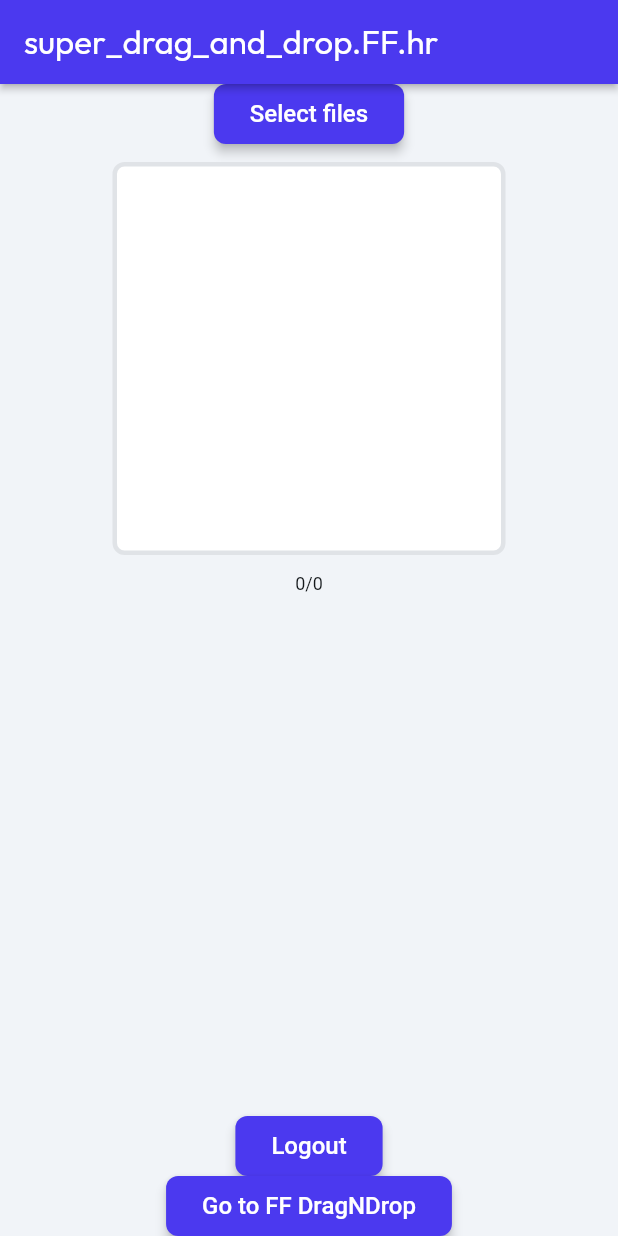
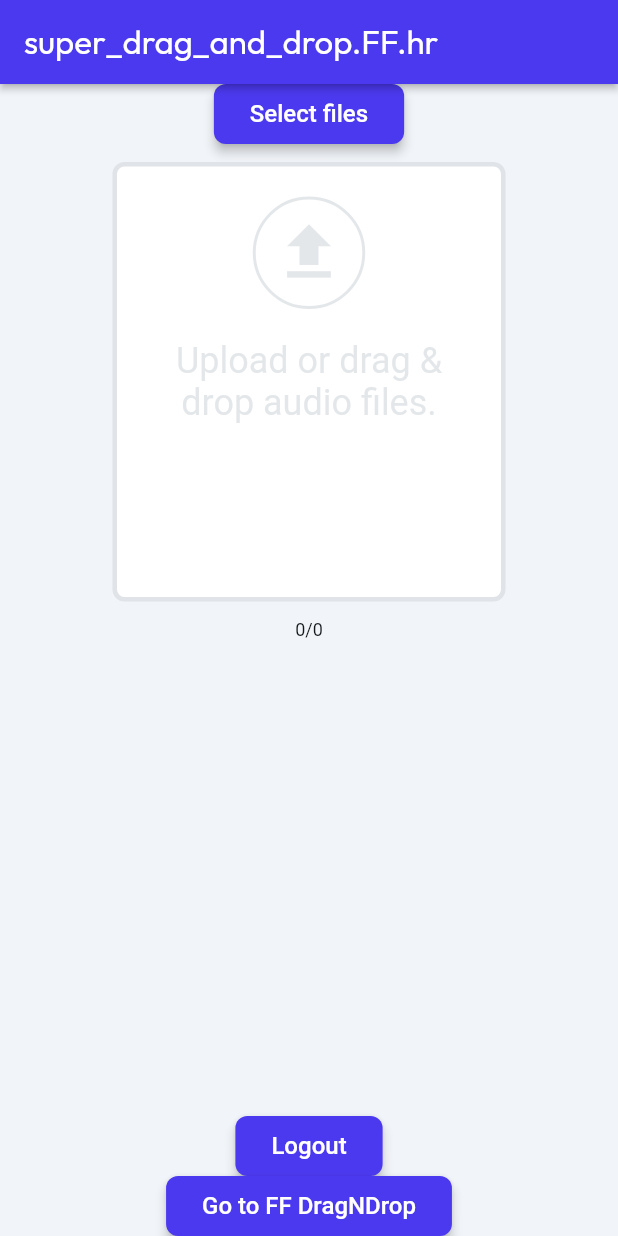
Before and after one commit to stepanic/mp-ff-super_drag_and_drop, a Flutter app: the screen it shows once a user with an empty profile is signed in, on a phone screen of 412 x 824 dp. Run offline on Flutter 3.47's test engine with Material 3 defaults, Android fonts, the phone set to English and light mode, and no system bars; drawn by our look-alikes of auto_size_text; our stand-ins replace assets_audio_player, cloud_firestore, file_picker, firebase_auth, firebase_core, firebase_storage and 13 more; missing offline and left inert: json_path, mime_type; accounts and stored records are empty; Roboto replaces fonts that are missing (Readex Pro).

Commit message:
Updating to latest FlutterFlow output.

```diff
--- a/lib/pages/home_page/home_page_widget.dart
+++ b/lib/pages/home_page/home_page_widget.dart
@@ -76,7 +76,8 @@ class _HomePageWidgetState extends State<HomePageWidget> {
                   updateCallback: () => setState(() {}),
                   child: const SelectFilesWidget(),
                 ),
-                Align(
+                Flexible(
+                  child: Align(
                     alignment: const AlignmentDirectional(0.0, 0.0),
                     child: Padding(
                       padding:
@@ -96,14 +97,39 @@ class _HomePageWidgetState extends State<HomePageWidget> {
                         ),
                         child: SizedBox(
                           width: 256.0,
+                          child: Stack(
+                            children: [
+                              Align(
+                                alignment: const AlignmentDirectional(0.0, 0.0),
+                                child: Padding(
+                                  padding: const EdgeInsetsDirectional.fromSTEB(
+                                      20.0, 0.0, 20.0, 0.0),
+                                  child: Text(
+                                    'Upload or drag & drop audio files.',
+                                    textAlign: TextAlign.center,
+                                    style: FlutterFlowTheme.of(context)
+                                        .bodyMedium
+                                        .override(
+                                          fontFamily: 'Readex Pro',
+                                          color: const Color(0x4095A1AC),
+                                          fontSize: 24.0,
+                                          letterSpacing: 0.0,
+                                          fontWeight: FontWeight.normal,
+                                        ),
+                                  ),
+                                ),
+                              ),
+                              SizedBox(
+                                width: 256.0,
                                 height: 256.0,
                                 child: custom_widgets.SuperDragAndDrop(
                                   width: 256.0,
                                   height: 256.0,
-                          onFileRead:
-                              (selectedFilePath, selectedFileBytes) async {
+                                  onFileRead: (selectedFilePath,
+                                      selectedFileBytes) async {
                                     // upload local file to Storage and create Document in Firestore
-                            await action_blocks.createLocalFileOnFirebase(
+                                    await action_blocks
+                                        .createLocalFileOnFirebase(
                                       context,
                                       localFilePath: selectedFilePath,
                                       localFileBytes: selectedFileBytes,
@@ -115,7 +141,8 @@ class _HomePageWidgetState extends State<HomePageWidget> {
                                   },
                                   onFilesDrop: (howManySelectedFiles) async {
                                     // set 0/N
-                            _model.howManySelectedFiles = howManySelectedFiles;
+                                    _model.howManySelectedFiles =
+                                        howManySelectedFiles;
                                     _model.howManyUploadedFiles = 0;
                                     setState(() {});
                                   },
@@ -129,6 +156,36 @@ class _HomePageWidgetState extends State<HomePageWidget> {
                                     _model.isOverSuperDragAndDrop = false;
                                     setState(() {});
                                   },
+                                ),
+                              ),
+                              Align(
+                                alignment: const AlignmentDirectional(0.0, -1.0),
+                                child: Padding(
+                                  padding: const EdgeInsetsDirectional.fromSTEB(
+                                      0.0, 20.0, 0.0, 0.0),
+                                  child: Container(
+                                    width: 75.0,
+                                    height: 75.0,
+                                    decoration: BoxDecoration(
+                                      borderRadius:
+                                          BorderRadius.circular(100.0),
+                                      shape: BoxShape.rectangle,
+                                      border: Border.all(
+                                        color: const Color(0x4095A1AC),
+                                        width: 2.0,
+                                      ),
+                                    ),
+                                    alignment: const AlignmentDirectional(0.0, 0.0),
+                                    child: const Icon(
+                                      Icons.upload,
+                                      color: Color(0x4095A1AC),
+                                      size: 50.0,
+                                    ),
+                                  ),
+                                ),
+                              ),
+                            ],
+                          ),
                         ),
                       ),
                     ),
```
Lines whose indentation alone changed are shown as unchanged.
